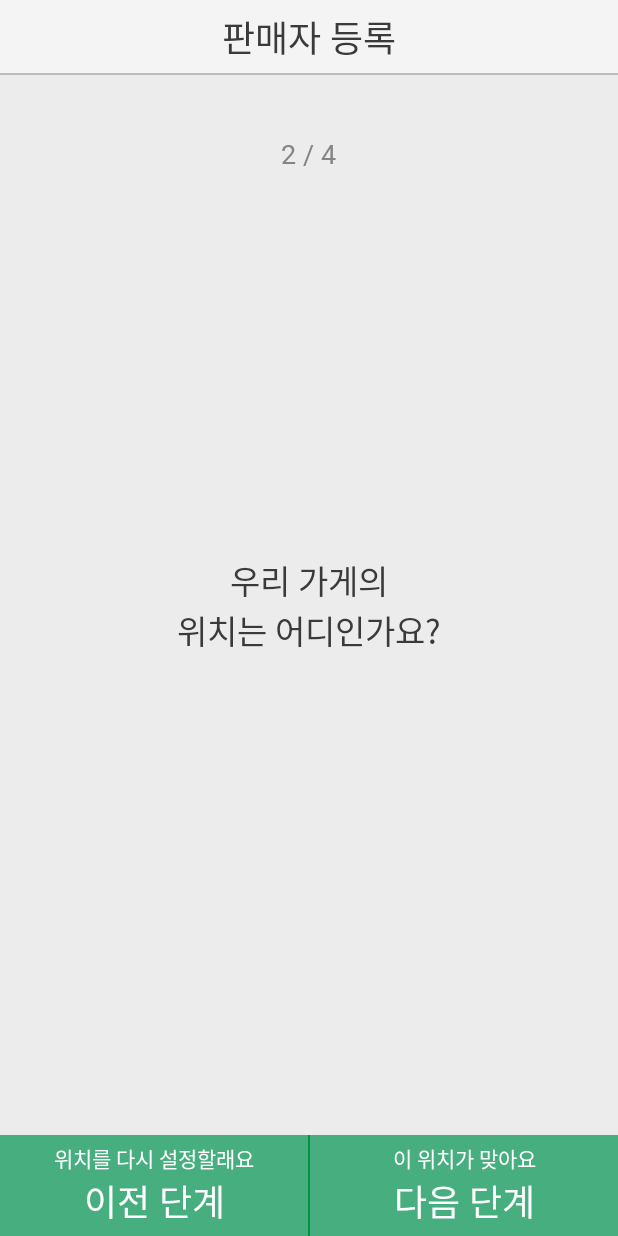
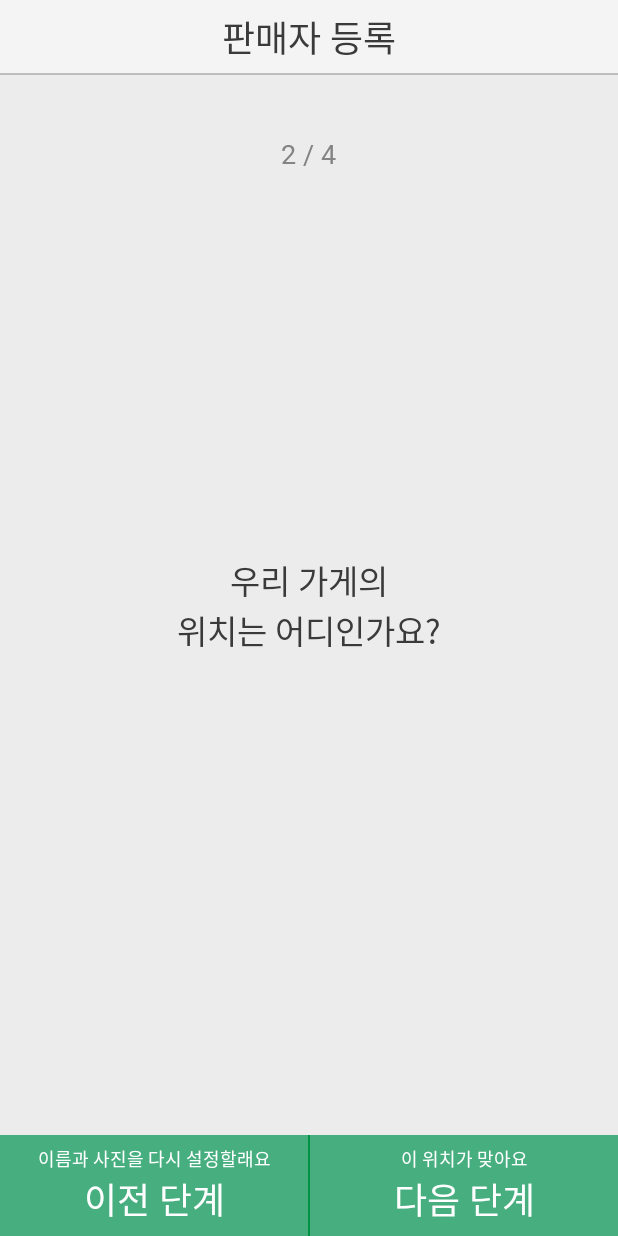
Before and after one commit to smwu-ssak/seller, an Android app: the RegisterLocationActivity screen opened directly, with no data from a screen before it, on a phone screen of 412 x 824 dp. Run offline under Robolectric (Android 15) with nearby library versions, the light colour scheme and no system bars.

Commit message:
add page moving buttons

```diff
--- a/SSak/app/src/main/java/com/example/ssak/RegisterLocationActivity.java
+++ b/SSak/app/src/main/java/com/example/ssak/RegisterLocationActivity.java
@@ -2,7 +2,10 @@ package com.example.ssak;
 
 import androidx.appcompat.app.AppCompatActivity;
 
+import android.content.Intent;
 import android.os.Bundle;
+import android.view.View;
+import android.widget.LinearLayout;
 
 public class RegisterLocationActivity extends AppCompatActivity {
 
@@ -10,5 +13,32 @@ public class RegisterLocationActivity extends AppCompatActivity {
     protected void onCreate(Bundle savedInstanceState) {
         super.onCreate(savedInstanceState);
         setContentView(R.layout.activity_register_location);
+
+        goToPreviousPage();
+        goToNextPage();
+    }
+
+    public void goToPreviousPage() {
+        LinearLayout btn = findViewById(R.id.register_location_act_back_btn);
+        btn.setOnClickListener(new View.OnClickListener() {
+            @Override
+            public void onClick(View view) {
+                Intent intent = new Intent(getApplicationContext(), RegisterProfileActivity.class);
+                startActivity(intent);
+                finish();
+            }
+        });
+    }
+
+    public void goToNextPage() {
+        LinearLayout btn = findViewById(R.id.register_location_act_next_btn);
+        btn.setOnClickListener(new View.OnClickListener() {
+            @Override
+            public void onClick(View view) {
+                Intent intent = new Intent(getApplicationContext(), RegisterTimeActivity.class);
+                startActivity(intent);
+                finish();
+            }
+        });
     }
 }
--- a/SSak/app/src/main/res/layout/activity_register_location.xml
+++ b/SSak/app/src/main/res/layout/activity_register_location.xml
@@ -67,9 +67,9 @@
                         android:layout_height="wrap_content"
                         android:fontFamily="@font/nanumbarungothiclight_normal"
                         android:gravity="center_horizontal"
-                        android:text="위치를 다시 설정할래요"
+                        android:text="이름과 사진을 다시 설정할래요"
                         android:textColor="#FFFFFF"
-                        android:textSize="14dp" />
+                        android:textSize="12dp" />
 
                     <TextView
                         android:layout_width="match_parent"
@@ -113,7 +113,7 @@
                         android:gravity="center_horizontal"
                         android:text="이 위치가 맞아요"
                         android:textColor="#FFFFFF"
-                        android:textSize="14dp" />
+                        android:textSize="12dp" />
 
                     <TextView
                         android:layout_width="match_parent"
--- a/SSak/app/src/main/res/layout/activity_register_profile.xml
+++ b/SSak/app/src/main/res/layout/activity_register_profile.xml
@@ -124,7 +124,7 @@
                     android:layout_below="@id/profile_text_1"
                     android:layout_centerHorizontal="true"
                     android:fontFamily="@font/nanumbarungothicbold_normal"
-                    android:text="사장님의 멋진 사진을"
+                    android:text="사장님의 사진과 상호명을"
                     android:textColor="#3A3A3A"
                     android:textSize="22dp" />
 
@@ -135,7 +135,7 @@
                     android:layout_below="@id/profile_text_2"
                     android:layout_centerHorizontal="true"
                     android:fontFamily="@font/nanumbarungothicbold_normal"
-                    android:text="올려주세요!"
+                    android:text="등록해주세요!"
                     android:textColor="#3A3A3A"
                     android:textSize="22dp" />
 
```
Also changed, not shown: SSak/app/src/main/java/com/example/ssak/RegisterProfileActivity.java (+14 -0 lines), SSak/app/src/main/java/com/example/ssak/RegisterTimeActivity.java (+17 -0 lines).
